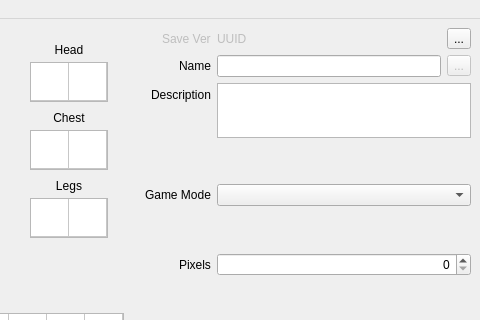
The window that starcheat/templates/MainWindow.ui (wizzomafizzo/starcheat) describes before a commit, drawn with Qt 5; both pictures show x 282 to 762 and y 0 to 320 of the 762 by 599 pixel window.
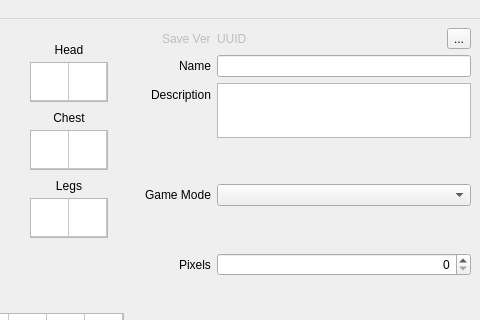
The same window after the commit. Icons and pictures are not drawn.

Commit message: Remove name gen stuff, change import/export

The edit to the form file:
```diff
--- a/starcheat/templates/MainWindow.ui
+++ b/starcheat/templates/MainWindow.ui
@@ -1651,29 +1651,6 @@
           <item>
            <widget class="QLineEdit" name="name"/>
           </item>
-          <item>
-           <widget class="QToolButton" name="name_button">
-            <property name="enabled">
-             <bool>false</bool>
-            </property>
-            <property name="toolTip">
-             <string>Random Name</string>
-            </property>
-            <property name="text">
-             <string>...</string>
-            </property>
-            <property name="icon">
-             <iconset resource="../resources.qrc">
-              <normaloff>:/starcheat/images/icons/glyphicons_322_playing_dices.png</normaloff>:/starcheat/images/icons/glyphicons_322_playing_dices.png</iconset>
-            </property>
-            <property name="iconSize">
-             <size>
-              <width>20</width>
-              <height>20</height>
-             </size>
-            </property>
-           </widget>
-          </item>
          </layout>
         </item>
         <item row="2" column="0">
```
Left out of the diff: 96 changed lines with no effect on the pictures. The commit also changes 2 other files.
